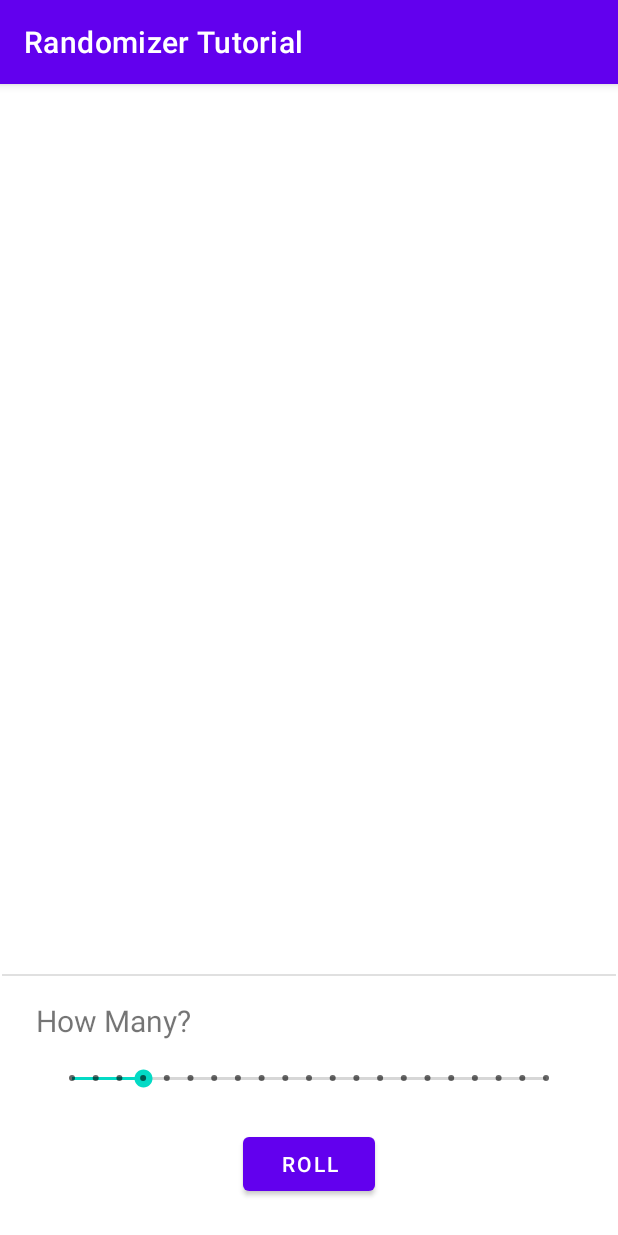
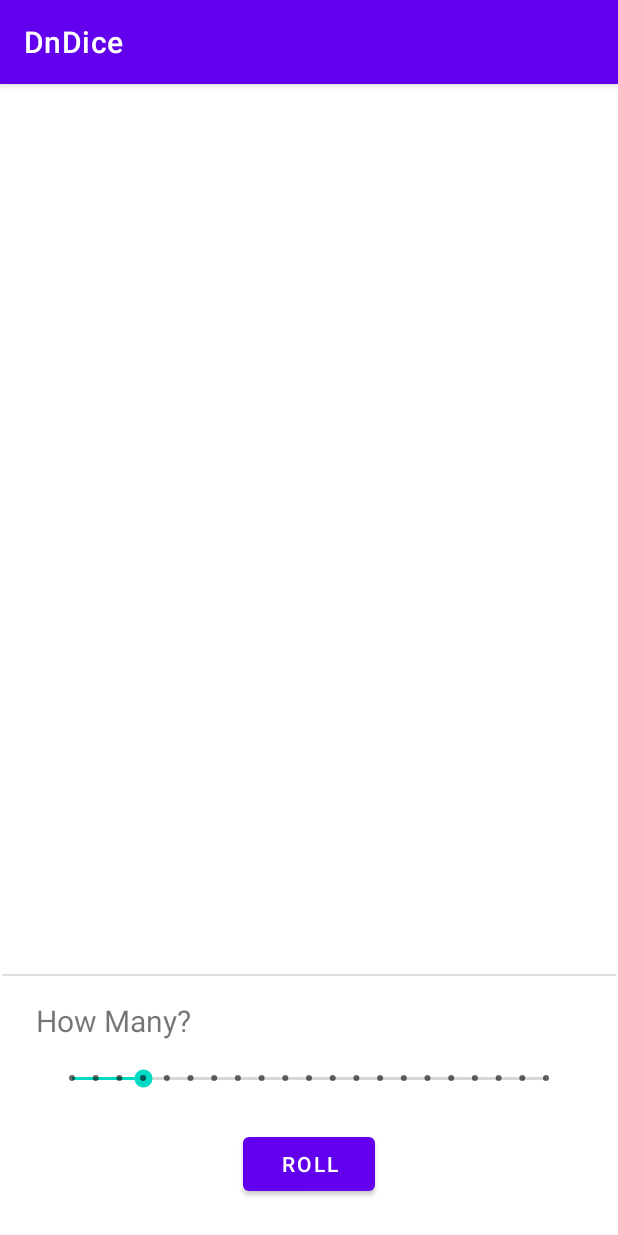
Before and after one commit to CubeOfCheese/DnDiceAndroidApp, an Android app: the screen it shows after launch (MainActivity), on a phone screen of 412 x 824 dp. Run offline under Robolectric (Android 15) with nearby library versions, the phone set to English and light mode, and no system bars.

Commit message:
more renaming

```diff
--- a/app/src/main/AndroidManifest.xml
+++ b/app/src/main/AndroidManifest.xml
@@ -9,7 +9,7 @@
         android:icon="@mipmap/ic_launcher"
         android:label="@string/app_name"
         android:supportsRtl="true"
-        android:theme="@style/Theme.RandomizerTutorial"
+        android:theme="@style/Theme.DnDiceAndroidApp"
         tools:targetApi="31">
         <activity
             android:name="com.cubeofcheese.dndiceandroidapp.MainActivity"
--- a/app/src/main/res/values/strings.xml
+++ b/app/src/main/res/values/strings.xml
@@ -1,3 +1,3 @@
 <resources>
-    <string name="app_name">Randomizer Tutorial</string>
+    <string name="app_name">DnDice</string>
 </resources>
--- a/app/src/main/res/values/themes.xml
+++ b/app/src/main/res/values/themes.xml
@@ -1,6 +1,6 @@
 <resources xmlns:tools="http://schemas.android.com/tools">
     <!-- Base application theme. -->
-    <style name="Theme.RandomizerTutorial" parent="Theme.MaterialComponents.DayNight.DarkActionBar">
+    <style name="Theme.DnDiceAndroidApp" parent="Theme.MaterialComponents.DayNight.DarkActionBar">
         <!-- Primary brand color. -->
         <item name="colorPrimary">@color/purple_500</item>
         <item name="colorPrimaryVariant">@color/purple_700</item>
```
